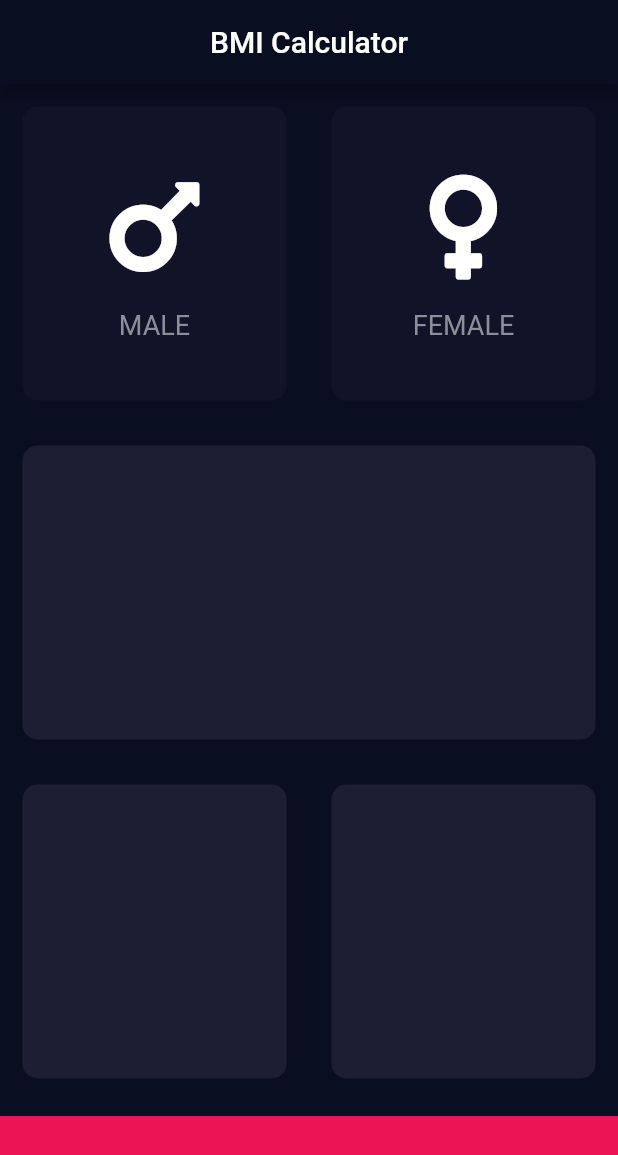
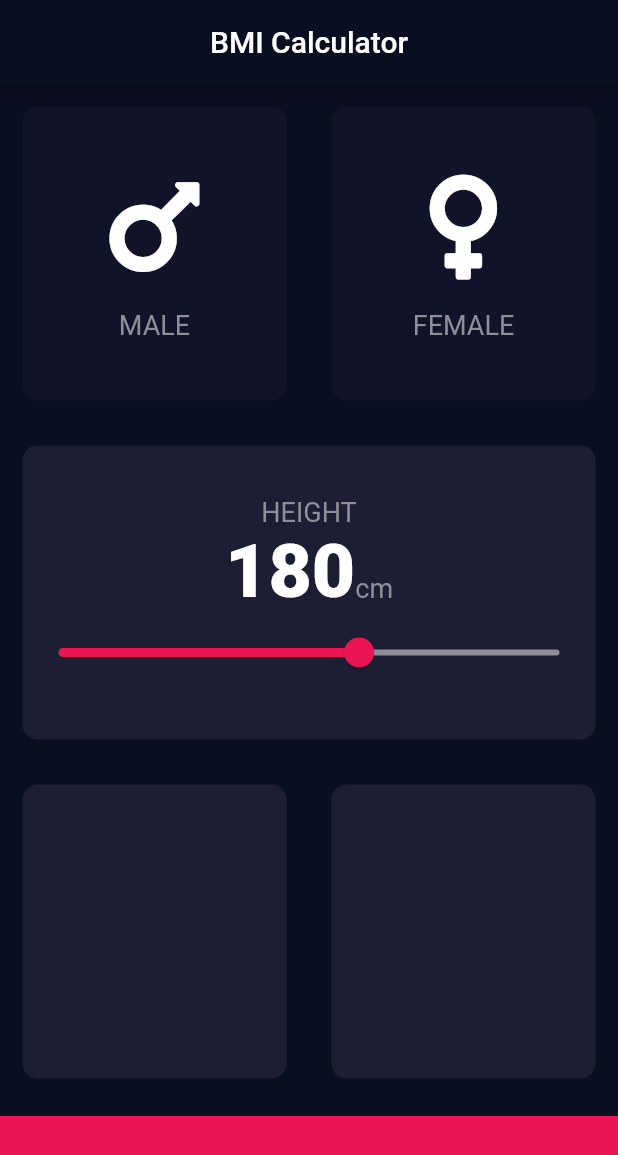
Before and after one commit to Fakorede/flutter-bmi-calculator, a Flutter app: the screen it shows after launch, on a phone screen of 412 x 824 dp. Shown: the top 1155 px of the screen. Run offline on Flutter 3.47's test engine with Material 2 defaults, Android fonts, the phone set to English and light mode, and no system bars; our stand-ins replace font_awesome_flutter.

```diff
--- /dev/null
+++ b/lib/constants.dart
@@ -0,0 +1,16 @@
+import 'package:flutter/material.dart';
+
+const kBottomContainerHeight = 80.0;
+const kBottomContainerColor = Color(0xFFEB1555);
+const kActiveCardColor = Color(0xFF1D1E33);
+const kInactiveCardColor = Color(0xFF111328);
+
+const kLabelTextStyle = TextStyle(
+  fontSize: 18.0,
+  color: Color(0xFF8D8E98),
+);
+
+const kNumberTextStyle = TextStyle(
+  fontSize: 50.0,
+  fontWeight: FontWeight.w900,
+);
--- a/lib/icon_content.dart
+++ b/lib/icon_content.dart
@@ -1,9 +1,5 @@
 import 'package:flutter/material.dart';
-
-const labelTextStyle = TextStyle(
-  fontSize: 18.0,
-  color: Color(0xFF8D8E98),
-);
+import 'constants.dart';
 
 class IconContent extends StatelessWidget {
   final IconData icon;
@@ -25,7 +21,7 @@ class IconContent extends StatelessWidget {
         ),
         Text(
           label,
-          style: labelTextStyle,
+          style: kLabelTextStyle,
         ),
       ],
     );
--- a/lib/input_page.dart
+++ b/lib/input_page.dart
@@ -2,11 +2,7 @@ import 'package:flutter/material.dart';
 import 'package:font_awesome_flutter/font_awesome_flutter.dart';
 import 'icon_content.dart';
 import 'reusable_card.dart';
-
-const bottomContainerHeight = 80.0;
-const bottomContainerColor = Color(0xFFEB1555);
-const activeCardColor = Color(0xFF1D1E33);
-const inactiveCardColor = Color(0xFF111328);
+import 'constants.dart';
 
 enum Gender { male, female }
 
@@ -17,6 +13,7 @@ class InputPage extends StatefulWidget {
 
 class _InputPageState extends State<InputPage> {
   Gender selectedGender;
+  int height = 180;
 
   @override
   Widget build(BuildContext context) {
@@ -26,6 +23,7 @@ class _InputPageState extends State<InputPage> {
         centerTitle: true,
       ),
       body: Column(
+        crossAxisAlignment: CrossAxisAlignment.stretch,
         children: <Widget>[
           Expanded(
             child: Row(
@@ -38,8 +36,8 @@ class _InputPageState extends State<InputPage> {
                       });
                     },
                     color: selectedGender == Gender.male
-                        ? activeCardColor
-                        : inactiveCardColor,
+                        ? kActiveCardColor
+                        : kInactiveCardColor,
                     cardChild: IconContent(
                       icon: FontAwesomeIcons.mars,
                       label: 'MALE',
@@ -54,8 +52,8 @@ class _InputPageState extends State<InputPage> {
                       });
                     },
                     color: selectedGender == Gender.female
-                        ? activeCardColor
-                        : inactiveCardColor,
+                        ? kActiveCardColor
+                        : kInactiveCardColor,
                     cardChild: IconContent(
                       icon: FontAwesomeIcons.venus,
                       label: 'FEMALE',
@@ -67,7 +65,43 @@ class _InputPageState extends State<InputPage> {
           ),
           Expanded(
             child: ReusableCard(
-              color: activeCardColor,
+              color: kActiveCardColor,
+              cardChild: Column(
+                mainAxisAlignment: MainAxisAlignment.center,
+                children: <Widget>[
+                  Text(
+                    'HEIGHT',
+                    style: kLabelTextStyle,
+                  ),
+                  Row(
+                    mainAxisAlignment: MainAxisAlignment.center,
+                    crossAxisAlignment: CrossAxisAlignment.baseline,
+                    textBaseline: TextBaseline.alphabetic,
+                    children: <Widget>[
+                      Text(
+                        height.toString(),
+                        style: kNumberTextStyle,
+                      ),
+                      Text(
+                        'cm',
+                        style: kLabelTextStyle,
+                      ),
+                    ],
+                  ),
+                  Slider(
+                    value: height.toDouble(),
+                    min: 120.0,
+                    max: 220.0,
+                    activeColor: Color(0xFFEB1555),
+                    inactiveColor: Color(0xFF8D8E98),
+                    onChanged: (double newValue) {
+                      setState(() {
+                        height = newValue.round();
+                      });
+                    },
+                  ),
+                ],
+              ),
             ),
           ),
           Expanded(
@@ -75,22 +109,22 @@ class _InputPageState extends State<InputPage> {
               children: <Widget>[
                 Expanded(
                   child: ReusableCard(
-                    color: activeCardColor,
+                    color: kActiveCardColor,
                   ),
                 ),
                 Expanded(
                   child: ReusableCard(
-                    color: activeCardColor,
+                    color: kActiveCardColor,
                   ),
                 ),
               ],
             ),
           ),
           Container(
-            color: bottomContainerColor,
+            color: kBottomContainerColor,
             margin: EdgeInsets.only(top: 10.0),
             width: double.infinity,
-            height: bottomContainerHeight,
+            height: kBottomContainerHeight,
           ),
         ],
       ),
```
